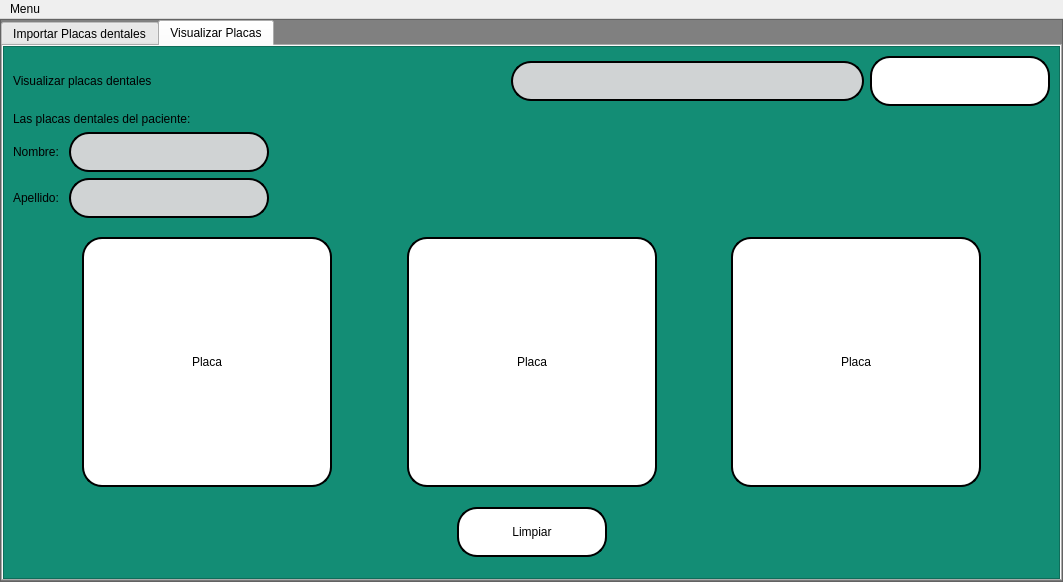
Qt form interfaces/placas.ui (Reinaldito04/App-Consultas-y-Historias-Medicas) before a commit.
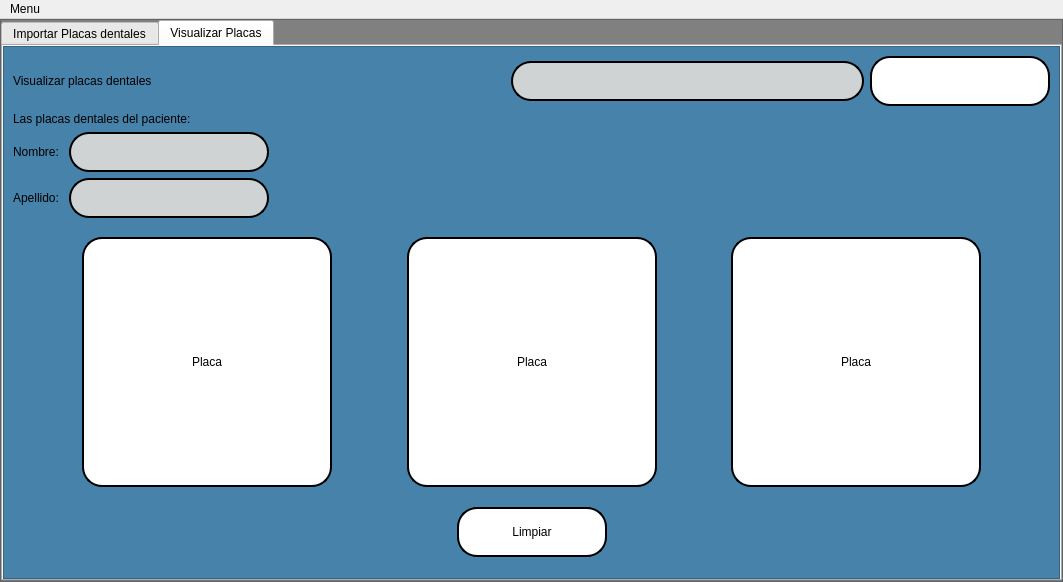
The same form after that commit. The open tabs and pages were chosen to show the change. Icons and pictures are not drawn.

Patch:
```diff
--- a/interfaces/placas.ui
+++ b/interfaces/placas.ui
@@ -684,7 +684,7 @@
             <widget class="QFrame" name="frame_3">
              <property name="styleSheet">
               <string notr="true">QFrame{
-background-color:#138D75;
+background-color:rgb(70, 130, 169);
 	font: 12pt &quot;Microsoft Sans Serif&quot;;
 }
 QTableWidget{
```
Left out of the diff: 4 changed lines with no effect on the pictures.
